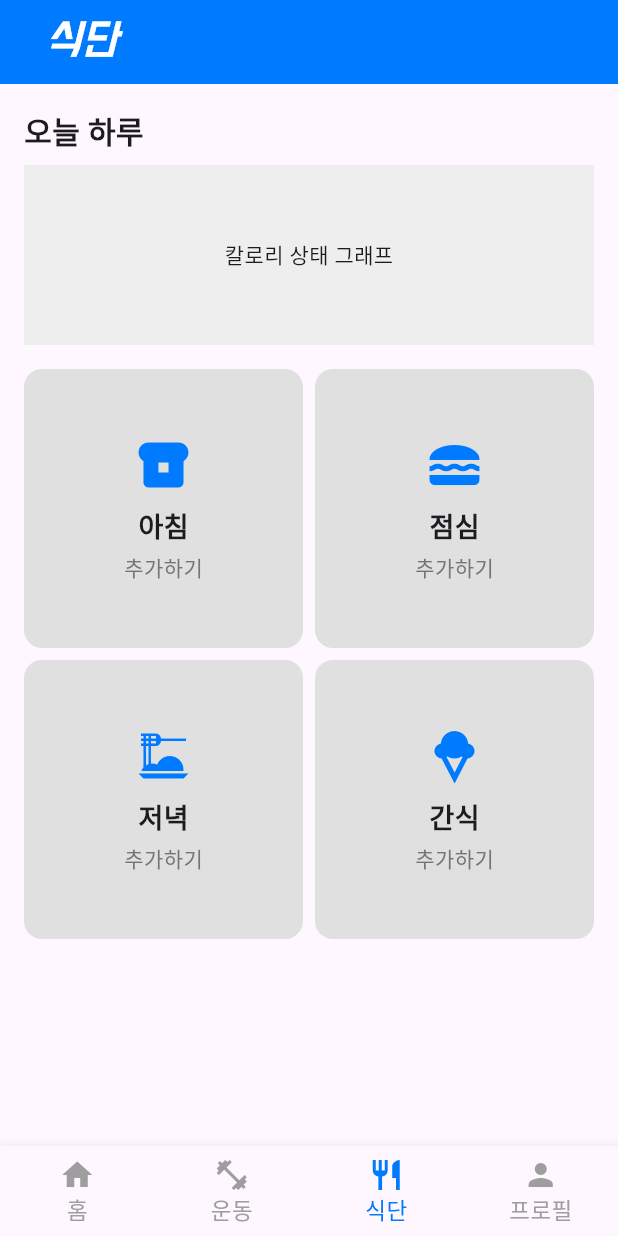
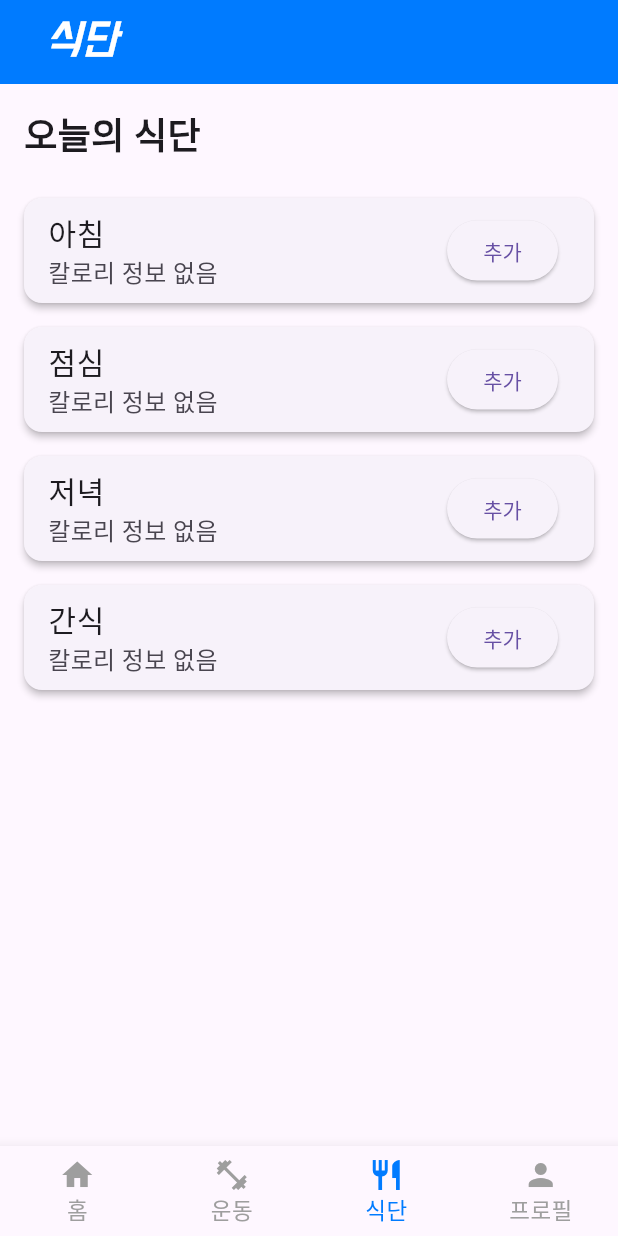
Before and after one commit to hhyyzznnn/Healthy, a Flutter app: the screen it shows after launch, item 3 of the bottom bar chosen, on a phone screen of 412 x 824 dp. Run offline on Flutter 3.47's test engine with Material 3 defaults, Android fonts, the phone set to English and light mode, and no system bars; our stand-ins replace shared_preferences.

Commit message:
[Feat] 페이지별 기능 추가

```diff
--- a/lib/main.dart
+++ b/lib/main.dart
@@ -5,8 +5,21 @@
 import 'package:healthy/presentation/screens/work_out.dart';
 import 'constants/colors.dart';
 
-void main() async {
-  runApp(MaterialApp(home: MainPage()));
+void main() {
+  runApp(const MyApp());
+}
+
+class MyApp extends StatelessWidget {
+  const MyApp({super.key});
+
+  @override
+  Widget build(BuildContext context) {
+    return MaterialApp(
+      title: '헬띠',
+      theme: ThemeData(primarySwatch: Colors.blue),
+      home: const MainPage(),
+    );
+  }
 }
 
 class NavItem {
@@ -44,7 +57,7 @@
   @override
   void dispose() {
     _tabController.removeListener(tabListener);
-
+    _tabController.dispose();
     super.dispose();
   }
 
@@ -54,12 +67,16 @@
     });
   }
 
+  void navigateToTab(int index) {
+    _tabController.animateTo(index);
+  }
+
   @override
   Widget build(BuildContext context) {
     return Scaffold(
       bottomNavigationBar: Theme(
         data: Theme.of(context).copyWith(
-            splashFactory: NoSplash.splashFactory
+          splashFactory: NoSplash.splashFactory,
         ),
         child: BottomNavigationBar(
           onTap: (int index) {
@@ -68,7 +85,9 @@
           currentIndex: _index,
           items: _navItems.map((item) {
             return BottomNavigationBarItem(
-                  icon: Icon(item.activeIcon), label: item.label);
+              icon: Icon(item.activeIcon),
+              label: item.label,
+            );
           }).toList(),
           selectedItemColor: AppColors.primaryBlue,
           unselectedItemColor: Colors.grey,
@@ -80,12 +99,13 @@
       body: TabBarView(
         physics: const NeverScrollableScrollPhysics(),
         controller: _tabController,
-          children: const [
-            HomeScreen(),
-            WorkoutScreen(),
-            DietScreen(),
-            ProfileScreen()
+        children: [
+          HomeScreen(onNavigateToTab: navigateToTab),
+          const WorkoutScreen(),
+          const DietScreen(),
+          const ProfileScreen(),
         ],
-        ));
+      ),
+    );
   }
 }
--- a/lib/presentation/screens/diet.dart
+++ b/lib/presentation/screens/diet.dart
@@ -1,9 +1,27 @@
 import 'package:flutter/material.dart';
 import 'package:healthy/constants/app_bar.dart';
-import 'package:healthy/constants/colors.dart';
+import 'diet/add_meal.dart';
 
-class DietScreen extends StatelessWidget {
+class DietScreen extends StatefulWidget {
   const DietScreen({super.key});
+
+  @override
+  State<DietScreen> createState() => _DietScreenState();
+}
+
+class _DietScreenState extends State<DietScreen> {
+  Map<String, int> mealCalories = {
+    "아침": 0,
+    "점심": 0,
+    "저녁": 0,
+    "간식": 0,
+  };
+
+  void updateMealCalories(String mealType, int calories) {
+    setState(() {
+      mealCalories[mealType] = calories;
+    });
+  }
 
   @override
   Widget build(BuildContext context) {
@@ -14,56 +32,41 @@ class DietScreen extends StatelessWidget {
         child: Column(
           crossAxisAlignment: CrossAxisAlignment.start,
           children: [
-            // 오늘의 칼로리 상태
             const Text(
-              '오늘 하루',
-              style: TextStyle(fontSize: 20, fontWeight: FontWeight.bold),
-            ),
-            const SizedBox(height: 8),
-            Container(
-              height: 120,
-              color: Colors.grey[200], // 데모용 그래프 영역
-              child: const Center(child: Text('칼로리 상태 그래프')),
+              "오늘의 식단",
+              style: TextStyle(fontSize: 24, fontWeight: FontWeight.bold),
             ),
             const SizedBox(height: 16),
-            // 식사 기록 박스
-            Expanded(
-              child: GridView.count(
-                crossAxisCount: 2,
-                crossAxisSpacing: 8,
-                mainAxisSpacing: 8,
-                children: [
-                  _buildMealBox('아침', Icons.breakfast_dining),
-                  _buildMealBox('점심', Icons.lunch_dining),
-                  _buildMealBox('저녁', Icons.dinner_dining),
-                  _buildMealBox('간식', Icons.icecream),
-                ],
-              ),
-            ),
-          ],
-        ),
-      ),
-    );
-  }
+            ...mealCalories.entries.map((entry) {
+              String mealType = entry.key;
+              int calories = entry.value;
+              return Card(
+                elevation: 2,
+                margin: const EdgeInsets.symmetric(vertical: 8.0),
+                child: ListTile(
+                  title: Text(mealType, style: const TextStyle(fontSize: 20)),
+                  subtitle: Text(
+                    calories > 0 ? "총 칼로리: $calories kcal" : "칼로리 정보 없음",
+                    style: const TextStyle(fontSize: 16),
+                  ),
+                  trailing: ElevatedButton(
+                    onPressed: () async {
+                      final result = await Navigator.push(
+                        context,
+                        MaterialPageRoute(
+                          builder: (context) => AddMealScreen(mealType: mealType),
+                        ),
+                      );
 
-  Widget _buildMealBox(String mealType, IconData icon) {
-    return Container(
-      decoration: BoxDecoration(
-        color: Colors.grey[300],
-        borderRadius: BorderRadius.circular(12),
-      ),
-      child: Center(
-        child: Column(
-          mainAxisAlignment: MainAxisAlignment.center,
-          children: [
-            Icon(icon, size: 40, color: AppColors.primaryBlue),
-            const SizedBox(height: 8),
-            Text(
-              mealType,
-              style: const TextStyle(fontSize: 18, fontWeight: FontWeight.bold),
-            ),
-            const SizedBox(height: 4),
-            Text('추가하기', style: TextStyle(fontSize: 14, color: Colors.grey[600])),
+                      if (result != null) {
+                        updateMealCalories(mealType, result);
+                      }
+                    },
+                    child: const Text("추가"),
+                  ),
+                ),
+              );
+            })
           ],
         ),
       ),
--- a/lib/presentation/screens/home.dart
+++ b/lib/presentation/screens/home.dart
@@ -4,7 +4,9 @@ import 'package:healthy/constants/colors.dart';
 import 'notification.dart';
 
 class HomeScreen extends StatelessWidget {
-  const HomeScreen({super.key});
+  final Function(int) onNavigateToTab;
+
+  const HomeScreen({super.key, required this.onNavigateToTab});
 
   @override
   Widget build(BuildContext context) {
@@ -13,13 +15,15 @@ class HomeScreen extends StatelessWidget {
       backgroundColor: Colors.white,
       appBar: buildAppBar(title: '헬띠', actions: [
         Padding(
-            padding: EdgeInsets.only(right: 15),
+            padding: const EdgeInsets.only(right: 15),
             child: IconButton(
-                icon: Icon(Icons.notifications, color: Colors.white),
+                icon: const Icon(Icons.notifications, color: Colors.white),
                 onPressed: () {
                   Navigator.push(
                     context,
-                    MaterialPageRoute(builder: (context) => NotificationsScreen()));
+                    MaterialPageRoute(
+                        builder: (context) => const NotificationsScreen()),
+                  );
                 }))
       ]),
       body: SingleChildScrollView(
@@ -27,7 +31,6 @@ class HomeScreen extends StatelessWidget {
         child: Column(
           crossAxisAlignment: CrossAxisAlignment.start,
           children: [
-            // 환영 메시지 및 오늘의 목표
             const Text(
               '안녕하세요, [사용자 이름]님!',
               style: TextStyle(fontSize: 24, fontWeight: FontWeight.bold),
@@ -35,18 +38,16 @@ class HomeScreen extends StatelessWidget {
             const SizedBox(height: 8),
             const Text('오늘의 목표: 2000kcal 섭취, 60분 운동'),
 
-            // 메인 통계 카드
             const SizedBox(height: 16),
             Row(
               mainAxisAlignment: MainAxisAlignment.spaceBetween,
               children: [
-                _buildStatCard('칼로리 섭취', '1500/2000kcal', Icons.local_fire_department),
+                _buildStatCard('칼로리 섭취', '1500/2000kcal',
+                    Icons.local_fire_department),
                 _buildStatCard('운동 시간', '30/60분', Icons.fitness_center),
                 _buildStatCard('체중 변화', '70kg', Icons.monitor_weight)
               ],
             ),
-
-            // 빠른 기록 버튼
             const SizedBox(height: 24),
             Row(
               mainAxisAlignment: MainAxisAlignment.spaceBetween,
@@ -55,45 +56,42 @@ class HomeScreen extends StatelessWidget {
                   width: size.width * 0.45,
                   child: ElevatedButton(
                     onPressed: () {
-                      // 식단 추가 페이지로 이동
+                      onNavigateToTab(1); // WorkoutScreen 탭으로 이동
                     },
                     style: ElevatedButton.styleFrom(
                       backgroundColor: AppColors.primaryBlue,
                     ),
-                    child: const Text('식단 추가하기', style: TextStyle(color: Colors.white)),
+                    child: const Text('운동 추가하기',
+                        style: TextStyle(color: Colors.white)),
                   ),
                 ),
                 SizedBox(
                   width: size.width * 0.45,
                   child: ElevatedButton(
                     onPressed: () {
-                      // 운동 추가 페이지로 이동
+                      onNavigateToTab(2); // DietScreen 탭으로 이동
                     },
                     style: ElevatedButton.styleFrom(
                       backgroundColor: AppColors.primaryBlue,
                     ),
-                    child: const Text('운동 추가하기', style: TextStyle(color: Colors.white)),
+                    child: const Text('식단 추가하기',
+                        style: TextStyle(color: Colors.white)),
                   ),
                 ),
               ],
             ),
-
-            // 추천 섹션
             const SizedBox(height: 24),
             const Text(
               '추천 식단',
               style: TextStyle(fontSize: 20, fontWeight: FontWeight.bold),
             ),
             const Text('저칼로리 아침 식단 추천: 오트밀과 과일'),
-
             const SizedBox(height: 16),
             const Text(
               '추천 운동',
               style: TextStyle(fontSize: 20, fontWeight: FontWeight.bold),
             ),
             const Text('30분 조깅으로 상쾌한 하루를 시작하세요!'),
-
-            // 진행 상황 요약
             const SizedBox(height: 24),
             const Text(
               '진행 상황',
@@ -101,7 +99,7 @@ class HomeScreen extends StatelessWidget {
             ),
             Container(
               height: 200,
-              color: Colors.grey[200], // 그래프 표시 영역 (데모용)
+              color: Colors.grey[200],
               child: const Center(child: Text('체중 변화 그래프 표시')),
             ),
           ],
@@ -110,7 +108,6 @@ class HomeScreen extends StatelessWidget {
     );
   }
 
-  // 통계 카드 위젯 생성 함수
   Widget _buildStatCard(String title, String value, IconData icon) {
     return Expanded(
       child: Card(
@@ -124,7 +121,7 @@ class HomeScreen extends StatelessWidget {
               Text(
                 title,
                 style:
-                    const TextStyle(fontSize: 16, fontWeight: FontWeight.bold),
+                const TextStyle(fontSize: 16, fontWeight: FontWeight.bold),
               ),
               const SizedBox(height: 4),
               Text(value, style: const TextStyle(fontSize: 14)),
```
Also changed, not shown: lib/presentation/screens/diet/add_meal.dart (added, +48 -0 lines), lib/presentation/screens/initial_setup.dart (added, +124 -0 lines), lib/presentation/screens/work_out.dart (+35 -6 lines), lib/presentation/screens/work_out/routine_selection.dart (added, +34 -0 lines). Lines whose indentation alone changed are shown as unchanged.
